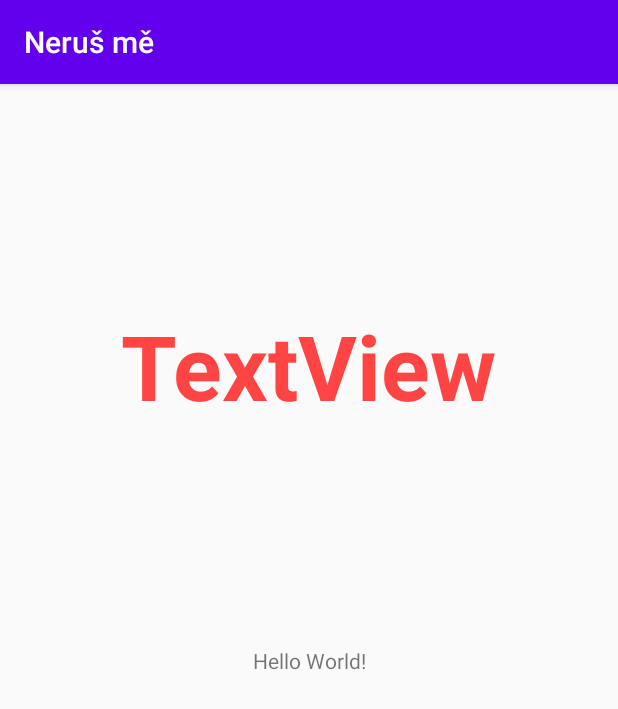
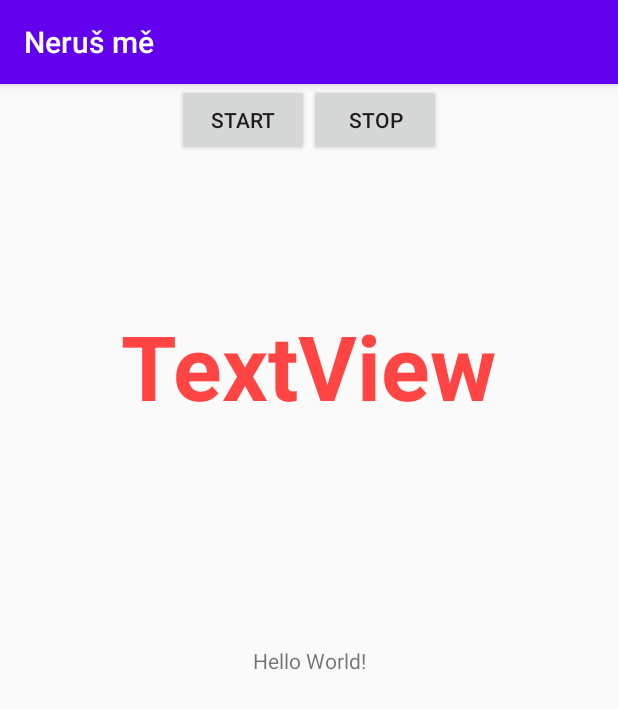
Before and after one commit to OndrejKulhavy/End-of-distraction, an Android app: the screen it shows after launch (MainActivity), on a phone screen of 412 x 824 dp. Shown: the top 709 px of the screen. Run offline under Robolectric (Android 15) with nearby library versions, the phone set to English and light mode, and no system bars.

Commit message:
Zmena polohy detekovana v service, zmeny polohy posilany do activity pro zobrazeni a udalosti dolu/nahoru zobrazovany v radku udalosti.

```diff
--- a/app/build.gradle
+++ b/app/build.gradle
@@ -34,4 +34,5 @@ dependencies {
     testImplementation 'junit:junit:4.12'
     androidTestImplementation 'androidx.test.ext:junit:1.1.1'
     androidTestImplementation 'androidx.test.espresso:espresso-core:3.2.0'
+    implementation 'androidx.localbroadcastmanager:localbroadcastmanager:1.0.0'
 }
--- a/app/src/main/java/com/example/nerusme/MainActivity.kt
+++ b/app/src/main/java/com/example/nerusme/MainActivity.kt
@@ -2,87 +2,77 @@ package com.example.nerusme
 
 import android.app.AlertDialog
 import android.app.NotificationManager
-import android.content.Context
-import android.content.DialogInterface
-import android.content.Intent
-import android.hardware.Sensor
-import android.hardware.SensorEvent
-import android.hardware.SensorEventListener
-import android.hardware.SensorManager
+import android.content.*
+import android.os.Bundle
+import android.os.IBinder
+import android.provider.Settings
+import android.util.Log
+import android.view.View
 import androidx.appcompat.app.AppCompatActivity
-import android.os.Bundle
-import android.os.VibrationEffect
-import android.os.Vibrator
-import android.provider.Settings
 import kotlinx.android.synthetic.main.activity_main.*
 
 
-class MainActivity : AppCompatActivity(), SensorEventListener{
-    lateinit var sensorManager: SensorManager
-    lateinit var vibrator: Vibrator
-    lateinit var mNotificationManager: NotificationManager
-    var uzJsemVibroval = false
+class MainActivity : AppCompatActivity() {
+    var myService: ExampleService? = null
+    var broadcastReceiver : BroadcastReceiver? = null
 
     override fun onCreate(savedInstanceState: Bundle?) {
         super.onCreate(savedInstanceState)
         setContentView(R.layout.activity_main)
         setTitle("Neruš mě")
-        vibrator = getSystemService(Context.VIBRATOR_SERVICE) as Vibrator
-        sensorManager = getSystemService(Context.SENSOR_SERVICE) as SensorManager
-        mNotificationManager = getSystemService(Context.NOTIFICATION_SERVICE) as NotificationManager
-        sensorManager.registerListener(this, sensorManager.getDefaultSensor(Sensor.TYPE_ACCELEROMETER), SensorManager.SENSOR_DELAY_NORMAL)
-
 
         if (!(getSystemService(Context.NOTIFICATION_SERVICE) as NotificationManager).isNotificationPolicyAccessGranted) {
             AlertDialog.Builder(this)
                 .setTitle("Přístup k režimu NERUŠIT")
                 .setMessage("Tato aplikace potřebuje přístup k režimu nerušit pro svojí funkčnost. Tlačítko POVOLIT PŘÍSTUP tě přenese do nastavení a tam povol tuto aplikaci, poté se vrať zpět.")
-                        .setPositiveButton("Povolit přístup", DialogInterface.OnClickListener{dialog, which ->
+                .setPositiveButton(
+                    "Povolit přístup",
+                    DialogInterface.OnClickListener { dialog, which ->
                         val intent = Intent(Settings.ACTION_NOTIFICATION_POLICY_ACCESS_SETTINGS)
                         startActivity(intent)
                     })
                 .show()
         }
 
-
+        broadcastReceiver = object:BroadcastReceiver() {
+            override fun onReceive(context: Context?, intent: Intent?) {
+                val velikostValue = intent?.getStringExtra("velikost")
+                val popisOrientaceValue = intent?.getStringExtra("popisOrientace")
+//                Log.d("Main activity", "Received " + velikostValue + ":" + popisOrientaceValue)
+                velikost.text = velikostValue
+                popisOrientace.text = popisOrientaceValue
+            }
+        }
+        val intentFilter = IntentFilter()
+        intentFilter.addAction("service.to.activity.transfer")
+        registerReceiver(broadcastReceiver, intentFilter)
     }
 
+    override fun onStop() {
+        super.onStop()
+        unregisterReceiver(broadcastReceiver)
+    }
 
-    override fun onAccuracyChanged(sensor: Sensor?, accuracy: Int){}
-    override fun onSensorChanged(event : SensorEvent?) {
+    fun startService(view: View) {
+        val serviceIntent = Intent(this, ExampleService::class.java)
+        startService(serviceIntent)
+        bindService(Intent(this, ExampleService::class.java), myConnection, Context.BIND_AUTO_CREATE)
+    }
+    fun stopService(view: View) {
+        val serviceIntent = Intent(this, ExampleService::class.java)
+        unbindService(myConnection)
+        stopService(serviceIntent)
+    }
 
-        val x = event!!.values[0]
-        val y = event.values[1]
-        val z = event.values[2]
-        velikost.text = "x  =  ${x}\n\n "+ "y = ${y}\n\n" + "z = ${z}"
-        val uhel = z
-                            if(uhel > 8f){
-                                popisOrientace.text = "nahoru"
-                                uzJsemVibroval = false
+    private val myConnection = object : ServiceConnection {
+        override fun onServiceConnected(className: ComponentName, service: IBinder) {
+            val channel = service as ExampleService.MyChannelToService
+            myService = channel.getService()
+        }
 
-                                if ((getSystemService(Context.NOTIFICATION_SERVICE) as NotificationManager).isNotificationPolicyAccessGranted){
-                                    mNotificationManager.setInterruptionFilter(NotificationManager.INTERRUPTION_FILTER_ALL)
+        override fun onServiceDisconnected(name: ComponentName) {
+            myService = null
+        }
     }
 
 }
-                            if (uhel < -8f){
-                                popisOrientace.text = "dolů"
-                                    if (uzJsemVibroval == false){
-                                        zavibruj()
-                                    }
-                                if ((getSystemService(Context.NOTIFICATION_SERVICE) as NotificationManager).isNotificationPolicyAccessGranted){
-                                    mNotificationManager.setInterruptionFilter(NotificationManager.INTERRUPTION_FILTER_NONE)
-                                }
-                            }
-                            if (uhel > -8 && uhel < 8){
-                                popisOrientace.text = "otáčení..."
-                            }
-    }
-    fun zavibruj(){
-        uzJsemVibroval = true
-        vibrator.vibrate(50)
-    }
-
-
-
-}
--- /dev/null
+++ b/app/src/main/java/com/example/nerusme/NerusmeApp.kt
@@ -0,0 +1,28 @@
+package com.example.nerusme
+
+import android.app.Application
+import android.app.NotificationChannel
+import android.app.NotificationManager
+import android.os.Build
+
+class NerusmeApp : Application() {
+    companion object {
+        val CHANNEL_ID = "nerusmeServiceChannel"
+    }
+
+    override fun onCreate() {
+        super.onCreate()
+        createNotificationChannel()
+    }
+
+    private fun createNotificationChannel() {
+        if (Build.VERSION.SDK_INT >= Build.VERSION_CODES.O) {
+            val serviceChannel = NotificationChannel(CHANNEL_ID, "Nerus Me Service Channel", NotificationManager.IMPORTANCE_LOW)
+            serviceChannel.description = "Zprávy od služby Neruš mě"
+            val manager = getSystemService(NotificationManager::class.java)
+            if(manager!=null) {
+                manager.createNotificationChannel(serviceChannel)
+            }
+        }
+    }
+}
--- a/app/src/main/res/layout/activity_main.xml
+++ b/app/src/main/res/layout/activity_main.xml
@@ -28,5 +28,25 @@
         app:layout_constraintEnd_toEndOf="parent"
         app:layout_constraintStart_toStartOf="parent"
         app:layout_constraintTop_toTopOf="parent" />
+    <LinearLayout
+        android:layout_width="match_parent"
+        android:layout_height="match_parent"
+        android:orientation="horizontal"
+        android:gravity="center_horizontal">
+
+        <androidx.appcompat.widget.AppCompatButton
+            android:id="@+id/startService"
+            android:layout_width="wrap_content"
+            android:layout_height="wrap_content"
+            android:text="Start"
+            android:onClick="startService"/>
+        <androidx.appcompat.widget.AppCompatButton
+            android:id="@+id/stopService"
+            android:layout_width="wrap_content"
+            android:layout_height="wrap_content"
+            android:text="Stop"
+            android:onClick="stopService"/>
+
+    </LinearLayout>
 
 </androidx.constraintlayout.widget.ConstraintLayout>
```
Also changed, not shown: app/src/main/AndroidManifest.xml (+10 -3 lines), app/src/main/java/com/example/nerusme/ExampleService.kt (added, +81 -0 lines), app/src/main/java/com/example/nerusme/KontrolorPolohy.kt (added, +68 -0 lines), app/src/main/res/drawable/ic_android_black_24dp.xml (added, +9 -0 lines). Lines whose indentation alone changed are shown as unchanged.
